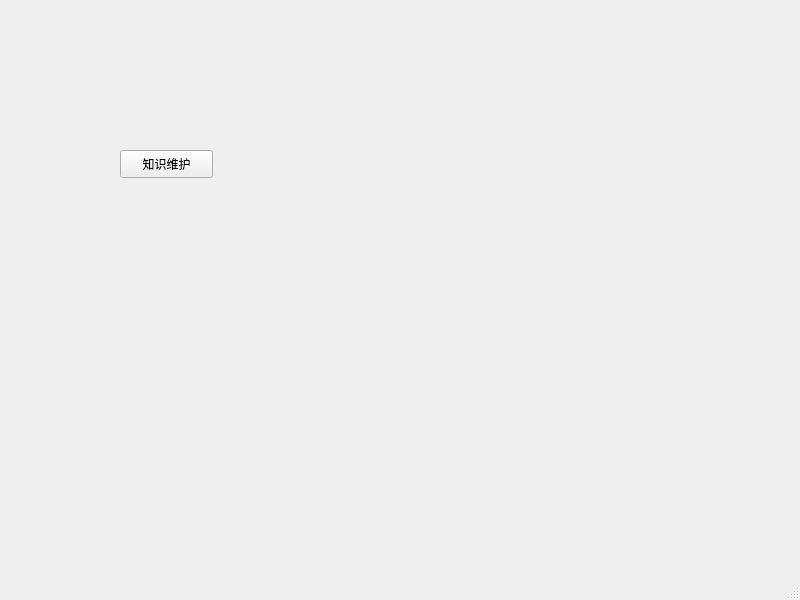
This is UI/main_window/main_window.ui in youxiudeshouyeren/IntelligentSystem as Qt 5 draws it before an edit. The edited form follows.
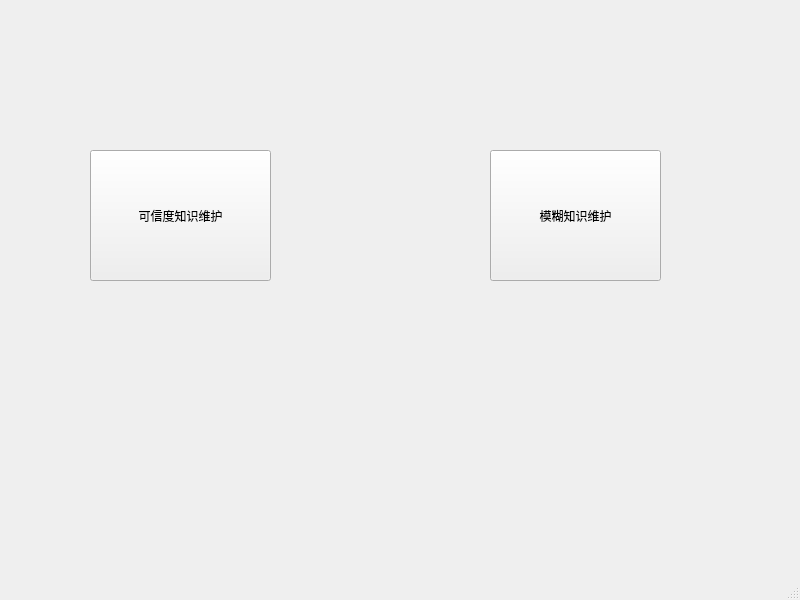
This is the edited form.

Commit message:
实现模糊知识库的界面
实现模糊知识库的界面

```diff
--- a/UI/main_window/main_window.ui
+++ b/UI/main_window/main_window.ui
@@ -17,14 +17,27 @@
    <widget class="QPushButton" name="main_knowledge_btn">
     <property name="geometry">
      <rect>
-      <x>120</x>
+      <x>90</x>
       <y>150</y>
-      <width>93</width>
-      <height>28</height>
+      <width>181</width>
+      <height>131</height>
      </rect>
     </property>
     <property name="text">
-     <string>知识维护</string>
+     <string>可信度知识维护</string>
+    </property>
+   </widget>
+   <widget class="QPushButton" name="main_fuzzyknowledge_btn">
+    <property name="geometry">
+     <rect>
+      <x>490</x>
+      <y>150</y>
+      <width>171</width>
+      <height>131</height>
+     </rect>
+    </property>
+    <property name="text">
+     <string>模糊知识维护</string>
     </property>
    </widget>
   </widget>
```
The commit also changes 24 other files.
